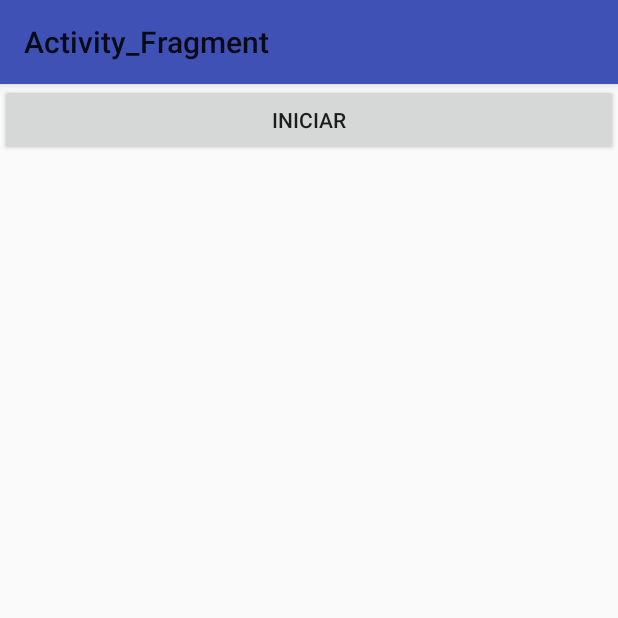
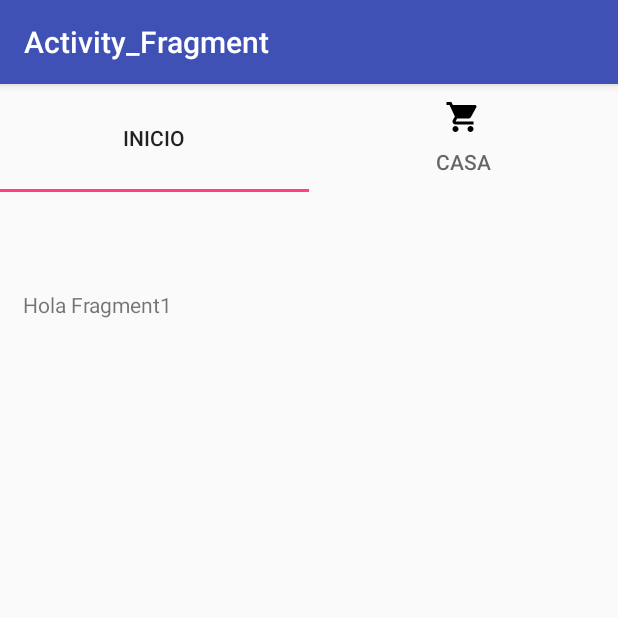
Before and after one commit to kevinrrdev/Activity_Fragment, an Android app: the screen it shows after launch (MainActivity before the commit, TabLayoutActivity after it), on a phone screen of 412 x 824 dp, the top half of it. Run offline under Robolectric (Android 15) with nearby library versions, the phone set to English and light mode, and no system bars.

Commit message:
TabLayout and ViewPager - Fin

```diff
--- a/app/src/main/AndroidManifest.xml
+++ b/app/src/main/AndroidManifest.xml
@@ -12,14 +12,16 @@
         <activity
             android:name=".MainActivity"
             android:theme="@style/AppTheme.NoActionBar">
+
+        </activity>
+        <activity android:name=".Main2Activity" />
+        <activity android:name=".TabLayoutActivity">
             <intent-filter>
                 <action android:name="android.intent.action.MAIN" />
 
                 <category android:name="android.intent.category.LAUNCHER" />
             </intent-filter>
         </activity>
-        <activity android:name=".Main2Activity" />
-        <activity android:name=".TabLayoutActivity"></activity>
     </application>
 
 </manifest>
--- a/app/src/main/java/com/example/kevin/activity_fragment/Fragment/Fragment1.java
+++ b/app/src/main/java/com/example/kevin/activity_fragment/Fragment/Fragment1.java
@@ -1,4 +1,43 @@
 package com.example.kevin.activity_fragment.Fragment;
 
-public class Fragment1 {
+import android.os.Bundle;
+import android.support.annotation.NonNull;
+import android.support.annotation.Nullable;
+import android.support.v4.app.Fragment;
+import android.view.LayoutInflater;
+import android.view.View;
+import android.view.ViewGroup;
+
+import com.example.kevin.activity_fragment.R;
+
+public class Fragment1 extends Fragment{
+
+    private static final String Param1 = "parametro1";
+
+
+    private String mParam1;
+    private View view;
+
+    public static Fragment1 newInstance(String param1 ){
+        Fragment1 fragment1= new Fragment1();
+        Bundle arg = new Bundle();
+        arg.putString(Param1,param1);
+        fragment1.setArguments(arg);
+        return fragment1;
+    }
+
+    @Override
+    public void onCreate( Bundle savedInstanceState) {
+        super.onCreate(savedInstanceState);
+    }
+
+
+
+    @Override
+    public View onCreateView( LayoutInflater inflater, ViewGroup container, Bundle savedInstanceState) {
+
+        view= inflater.inflate(R.layout.layout_fragmento1,container,false);
+
+        return view;
+    }
 }
--- a/app/src/main/java/com/example/kevin/activity_fragment/Fragment/Fragment2.java
+++ b/app/src/main/java/com/example/kevin/activity_fragment/Fragment/Fragment2.java
@@ -1,4 +1,41 @@
 package com.example.kevin.activity_fragment.Fragment;
 
-public class Fragment2 {
+import android.os.Bundle;
+import android.support.v4.app.Fragment;
+import android.view.LayoutInflater;
+import android.view.View;
+import android.view.ViewGroup;
+
+import com.example.kevin.activity_fragment.R;
+
+public class Fragment2 extends Fragment{
+
+    private static final String Param1 = "parametro1";
+
+
+    private String mParam1;
+    private View view;
+
+    public static Fragment2 newInstance(String param1 ){
+        Fragment2 fragment2= new Fragment2();
+        Bundle arg = new Bundle();
+        arg.putString(Param1,param1);
+        fragment2.setArguments(arg);
+        return fragment2;
+    }
+
+    @Override
+    public void onCreate( Bundle savedInstanceState) {
+        super.onCreate(savedInstanceState);
+    }
+
+
+
+    @Override
+    public View onCreateView(LayoutInflater inflater, ViewGroup container, Bundle savedInstanceState) {
+
+        view= inflater.inflate(R.layout.layout_fragmento2,container,false);
+
+        return view;
+    }
 }
--- a/app/src/main/java/com/example/kevin/activity_fragment/FragmentAdapter.java
+++ b/app/src/main/java/com/example/kevin/activity_fragment/FragmentAdapter.java
@@ -1,4 +1,34 @@
 package com.example.kevin.activity_fragment;
 
-public class FragmentAdapter  {
+import android.support.v4.app.Fragment;
+import android.support.v4.app.FragmentManager;
+import android.support.v4.app.FragmentPagerAdapter;
+
+import com.example.kevin.activity_fragment.Fragment.Fragment1;
+import com.example.kevin.activity_fragment.Fragment.Fragment2;
+
+public class FragmentAdapter extends FragmentPagerAdapter{
+
+
+    public FragmentAdapter(FragmentManager fm) {
+        super(fm);
+    }
+
+    @Override
+    public Fragment getItem(int position) {
+        switch (position){
+            case 0:
+                return Fragment1.newInstance("Fragmento1");
+            case 1:
+                return Fragment2.newInstance("Fragmento2");
+            default:
+                return Fragment1.newInstance("Default");
+        }
+
+    }
+
+    @Override
+    public int getCount() {
+        return 2;
+    }
 }
--- a/app/src/main/java/com/example/kevin/activity_fragment/MainActivity.java
+++ b/app/src/main/java/com/example/kevin/activity_fragment/MainActivity.java
@@ -5,7 +5,6 @@ import android.support.v7.app.AppCompatActivity;
 import android.os.Bundle;
 import android.view.View;
 import android.widget.Button;
-import android.widget.TextView;
 
 public class MainActivity extends AppCompatActivity {
 
@@ -29,5 +28,7 @@ public class MainActivity extends AppCompatActivity {
 
 
 
+
+
     }
 }
--- a/app/src/main/java/com/example/kevin/activity_fragment/TabLayoutActivity.java
+++ b/app/src/main/java/com/example/kevin/activity_fragment/TabLayoutActivity.java
@@ -1,13 +1,47 @@
 package com.example.kevin.activity_fragment;
 
+import android.support.design.widget.TabLayout;
+import android.support.v4.view.ViewPager;
 import android.support.v7.app.AppCompatActivity;
 import android.os.Bundle;
 
 public class TabLayoutActivity extends AppCompatActivity {
 
+    ViewPager mViewPager;
+    FragmentAdapter mFragmentAdapter;
+    TabLayout mTabLayout;
     @Override
     protected void onCreate(Bundle savedInstanceState) {
         super.onCreate(savedInstanceState);
         setContentView(R.layout.activity_tab_layout);
+        mViewPager = findViewById(R.id.vpFragment);
+        mTabLayout = findViewById(R.id.tabs);
+        iniUi();
     }
+    private void iniUi(){
+        mFragmentAdapter = new FragmentAdapter(getSupportFragmentManager());
+        mViewPager.setAdapter(mFragmentAdapter);
+
+        int pageCount= mFragmentAdapter.getCount();
+
+        mViewPager.setOffscreenPageLimit(pageCount);
+
+        TabLayout.TabLayoutOnPageChangeListener mTabLayoutListener =  new TabLayout.TabLayoutOnPageChangeListener(mTabLayout);
+
+        TabLayout.Tab tab1 = mTabLayout.newTab();
+        tab1.setText(R.string.name1);
+        mTabLayout.addTab(tab1);
+        TabLayout.Tab tab2 = mTabLayout.newTab();
+        tab2.setIcon(R.drawable.ic_shopping_cart_black_24dp);
+        tab2.setText(R.string.name2);
+        mTabLayout.addTab(tab2);
+
+        mViewPager.addOnPageChangeListener(mTabLayoutListener);
+        mTabLayout.addOnTabSelectedListener(new TabLayout.ViewPagerOnTabSelectedListener(mViewPager));
+
+
+
+
+    }
+
 }
--- a/app/src/main/res/layout/activity_main.xml
+++ b/app/src/main/res/layout/activity_main.xml
@@ -23,4 +23,15 @@
         android:layout_width="match_parent"
         android:layout_height="wrap_content"
         android:text="@string/btnHola"/>
+
+    <RelativeLayout
+        android:layout_width="match_parent"
+        android:layout_height="match_parent"
+        >
+
+        <TextView
+            android:layout_width="match_parent"
+            android:layout_height="wrap_content" />
+
+    </RelativeLayout>
 </LinearLayout>
--- a/app/src/main/res/layout/activity_tab_layout.xml
+++ b/app/src/main/res/layout/activity_tab_layout.xml
@@ -1,11 +1,22 @@
 <?xml version="1.0" encoding="utf-8"?>
-<RelativeLayout xmlns:android="http://schemas.android.com/apk/res/android"
+<LinearLayout xmlns:android="http://schemas.android.com/apk/res/android"
     xmlns:app="http://schemas.android.com/apk/res-auto"
     xmlns:tools="http://schemas.android.com/tools"
     android:layout_width="match_parent"
     android:layout_height="match_parent"
+    android:orientation="vertical"
     tools:context=".TabLayoutActivity">
+
+    <android.support.design.widget.TabLayout
+        android:id="@+id/tabs"
+        android:layout_width="match_parent"
+        android:layout_height="wrap_content"/>
+
+    <android.support.v4.view.ViewPager
+        android:id="@+id/vpFragment"
+        android:layout_width="match_parent"
+        android:layout_height="match_parent"/>
 
 
 
-</RelativeLayout>
+</LinearLayout>
--- /dev/null
+++ b/app/src/main/res/layout/layout_fragmento1.xml
@@ -0,0 +1,15 @@
+<?xml version="1.0" encoding="utf-8"?>
+<LinearLayout xmlns:android="http://schemas.android.com/apk/res/android"
+    android:layout_width="match_parent"
+    android:layout_height="match_parent"
+    android:orientation="vertical"
+    >
+
+    <TextView
+        android:layout_width="match_parent"
+        android:layout_height="wrap_content"
+        android:layout_marginTop="50dp"
+        android:padding="15dp"
+        android:text="@string/tvFragment1"/>
+
+</LinearLayout>
--- /dev/null
+++ b/app/src/main/res/layout/layout_fragmento2.xml
@@ -0,0 +1,15 @@
+<?xml version="1.0" encoding="utf-8"?>
+<LinearLayout xmlns:android="http://schemas.android.com/apk/res/android"
+    android:layout_width="match_parent"
+    android:layout_height="match_parent"
+    android:orientation="vertical"
+    >
+
+    <TextView
+        android:layout_width="match_parent"
+        android:layout_height="wrap_content"
+        android:layout_marginTop="50dp"
+        android:padding="15dp"
+        android:text="@string/tvFragment2"/>
+
+</LinearLayout>
--- a/app/src/main/res/values/strings.xml
+++ b/app/src/main/res/values/strings.xml
@@ -2,6 +2,10 @@
     <string name="app_name">Activity_Fragment</string>
     <string name="tv1">Hola mundo</string>
     <string name="btnHola">iniciar</string>
+    <string name="tvFragment1">Hola Fragment1</string>
+    <string name="tvFragment2">Hola Fragmento 2</string>
 
+    <string name="name1">Inicio</string>
+    <string name="name2">Casa</string>
 
 </resources>
```
